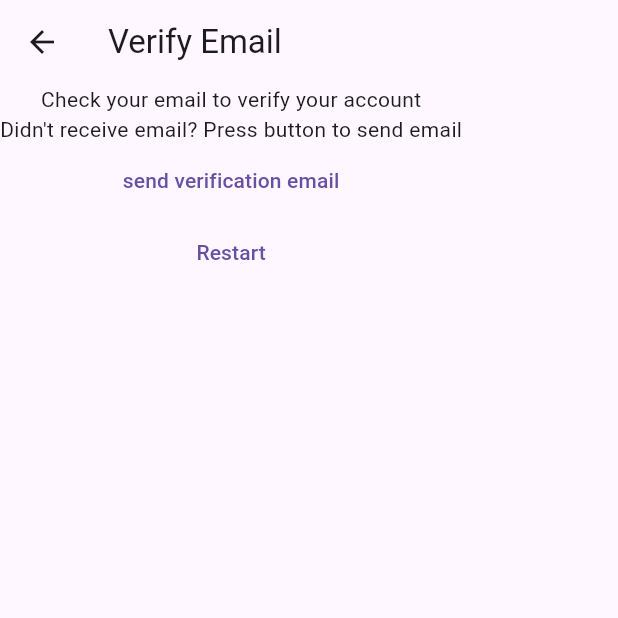
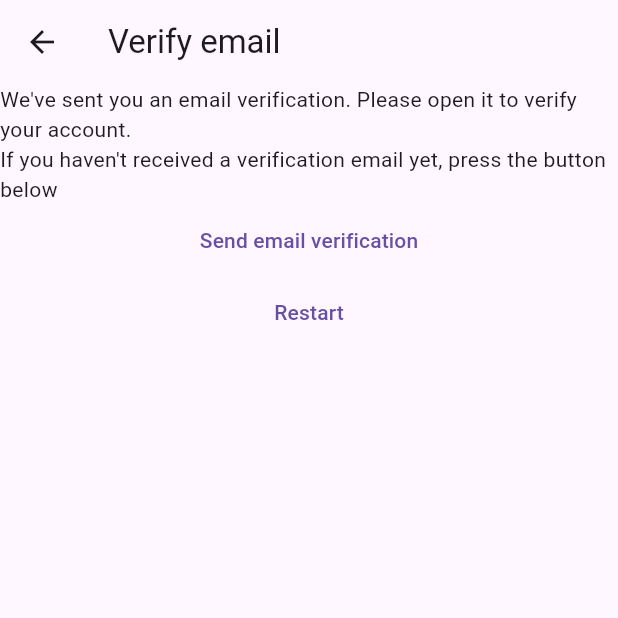
Before and after one commit to RasZarky/mynotes, a Flutter app: the VerifyEmailView screen opened directly, on a phone screen of 412 x 824 dp, the top half of it. Run offline on Flutter 3.47's test engine with Material 3 defaults, Android fonts, the phone set to English and light mode, and no system bars; our stand-ins replace bloc, cloud_firestore, equatable, firebase_auth, firebase_core, flutter_bloc and 1 more; accounts and stored records are empty.

Commit message:
clean up

```diff
--- a/lib/constants/routes.dart
+++ b/lib/constants/routes.dart
@@ -1,5 +1 @@
-const loginRoute = "/login/";
-const registerRoute = "/register/";
-const notesRoute = "/notes/";
-const verifyEmailRoute = "/verifyEmail/";
-const createOrUpdateNoteRoute = "/notes/new_note";
+const createOrUpdateNoteRoute = '/notes/new-note/';
--- a/lib/services/auth/bloc/auth_event.dart
+++ b/lib/services/auth/bloc/auth_event.dart
@@ -9,12 +9,26 @@ class AuthEventInitialize extends AuthEvent {
   const AuthEventInitialize();
 }
 
+class AuthEventSendEmailVerification extends AuthEvent {
+  const AuthEventSendEmailVerification();
+}
+
 class AuthEventLogIn extends AuthEvent {
   final String email;
   final String password;
   const AuthEventLogIn(this.email, this.password);
 }
 
+class AuthEventRegister extends AuthEvent {
+  final String email;
+  final String password;
+  const AuthEventRegister(this.email, this.password);
+}
+
+class AuthEventShouldRegister extends AuthEvent {
+  const AuthEventShouldRegister();
+}
+
 class AuthEventLogOut extends AuthEvent {
   const AuthEventLogOut();
 }
--- a/lib/services/auth/bloc/auth_state.dart
+++ b/lib/services/auth/bloc/auth_state.dart
@@ -1,13 +1,19 @@
 import 'package:flutter/foundation.dart' show immutable;
 import 'package:mynotes/services/auth/auth_user.dart';
+import 'package:equatable/equatable.dart';
 
 @immutable
 abstract class AuthState {
   const AuthState();
 }
 
-class AuthStateLoading extends AuthState {
-  const AuthStateLoading();
+class AuthStateUninitialized extends AuthState {
+  const AuthStateUninitialized();
+}
+
+class AuthStateRegistering extends AuthState {
+  final Exception? exception;
+  const AuthStateRegistering(this.exception);
 }
 
 class AuthStateLoggedIn extends AuthState {
@@ -19,12 +25,14 @@ class AuthStateNeedsVerification extends AuthState {
   const AuthStateNeedsVerification();
 }
 
-class AuthStateLoggedOut extends AuthState {
+class AuthStateLoggedOut extends AuthState with EquatableMixin {
   final Exception? exception;
-  const AuthStateLoggedOut(this.exception);
+  final bool isLoading;
+  const AuthStateLoggedOut({
+    required this.exception,
+    required this.isLoading,
+  });
+
+  @override
+  List<Object?> get props => [exception, isLoading];
 }
-
-class AuthStateLogoutFailure extends AuthState {
-  final Exception exception;
-  const AuthStateLogoutFailure(this.exception);
-}
--- a/lib/views/home_page.dart
+++ b/lib/views/home_page.dart
@@ -1,6 +1,7 @@
 import 'package:flutter/material.dart';
 import 'package:flutter_bloc/flutter_bloc.dart';
 import 'package:mynotes/views/login_view.dart';
+import 'package:mynotes/views/register_view.dart';
 import 'package:mynotes/views/verify_email_view.dart';
 import '../services/auth/bloc/auth_bloc.dart';
 import '../services/auth/bloc/auth_event.dart';
@@ -21,6 +22,8 @@ class HomePage extends StatelessWidget {
           return const VerifyEmailView();
         } else if (state is AuthStateLoggedOut) {
           return const LoginView();
+        } else if (state is AuthStateRegistering) {
+          return const RegisterView();
         } else {
           return const Scaffold(
             body: CircularProgressIndicator(),
--- a/lib/views/verify_email_view.dart
+++ b/lib/views/verify_email_view.dart
@@ -1,12 +1,13 @@
 import 'package:flutter/material.dart';
-import 'package:mynotes/constants/routes.dart';
-import 'package:mynotes/services/auth/auth_service.dart';
+import 'package:mynotes/services/auth/bloc/auth_bloc.dart';
+import 'package:flutter_bloc/flutter_bloc.dart';
+import 'package:mynotes/services/auth/bloc/auth_event.dart';
 
 class VerifyEmailView extends StatefulWidget {
-  const VerifyEmailView({super.key});
+  const VerifyEmailView({Key? key}) : super(key: key);
 
   @override
-  State<VerifyEmailView> createState() => _VerifyEmailViewState();
+  _VerifyEmailViewState createState() => _VerifyEmailViewState();
 }
 
 class _VerifyEmailViewState extends State<VerifyEmailView> {
@@ -14,24 +15,30 @@ class _VerifyEmailViewState extends State<VerifyEmailView> {
   Widget build(BuildContext context) {
     return Scaffold(
       appBar: AppBar(
-        title: const Text("Verify Email"),
+        title: const Text('Verify email'),
       ),
       body: Column(
         children: [
-          const Text("Check your email to verify your account"),
-          const Text("Didn't receive email? Press button to send email"),
+          const Text(
+              "We've sent you an email verification. Please open it to verify your account."),
+          const Text(
+              "If you haven't received a verification email yet, press the button below"),
+          TextButton(
+            onPressed: () {
+              context.read<AuthBloc>().add(
+                const AuthEventSendEmailVerification(),
+              );
+            },
+            child: const Text('Send email verification'),
+          ),
           TextButton(
             onPressed: () async {
-              await AuthService.firebase().sendEmailVerification();
+              context.read<AuthBloc>().add(
+                const AuthEventLogOut(),
+              );
             },
-            child: const Text("send verification email"),
-          ),
-          TextButton(
-              onPressed: () async {
-                await AuthService.firebase().logout();
-                Navigator.pushNamedAndRemoveUntil(context, loginRoute, (route) => false);
-              },
-              child: const Text("Restart"),),
+            child: const Text('Restart'),
+          )
         ],
       ),
     );
--- a/pubspec.yaml
+++ b/pubspec.yaml
@@ -45,6 +45,7 @@ dependencies:
   share_plus: ^9.0.0
   bloc: ^8.1.4
   flutter_bloc: ^8.1.5
+  equatable: ^2.0.5
 
 dev_dependencies:
   flutter_test:
```
Also changed, not shown: lib/main.dart (+0 -8 lines), lib/services/auth/bloc/auth_bloc.dart (+68 -7 lines), lib/utilities/dialogs/loading_dialog.dart (+27 -0 lines), lib/views/login_view.dart (+30 -18 lines), lib/views/register_view.dart (+42 -37 lines), pubspec.lock.
